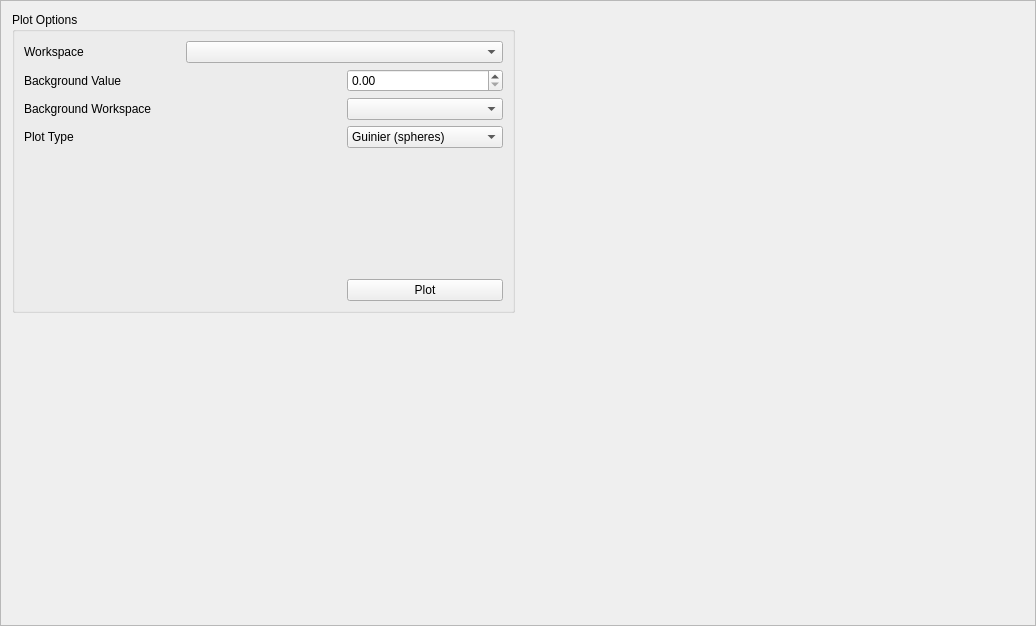
Above: Code/Mantid/MantidQt/CustomInterfaces/inc/MantidQtCustomInterfaces/SANSPlotSpecial.ui from mantidproject/mantid before the change. Below: the same form after it.
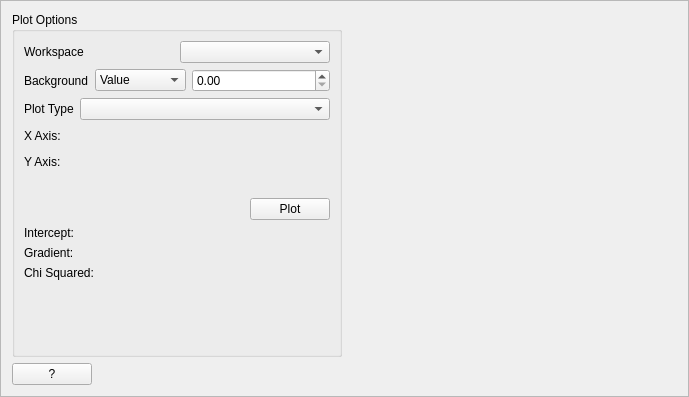
That is the form after the change. Custom widgets are drawn as their Qt base class.

Commit message: refs #2420 - isis sans "display" tab

Patch:
```diff
--- a/Code/Mantid/MantidQt/CustomInterfaces/inc/MantidQtCustomInterfaces/SANSPlotSpecial.ui
+++ b/Code/Mantid/MantidQt/CustomInterfaces/inc/MantidQtCustomInterfaces/SANSPlotSpecial.ui
@@ -5,8 +5,8 @@
    <rect>
     <x>0</x>
     <y>0</y>
-    <width>1036</width>
-    <height>626</height>
+    <width>689</width>
+    <height>397</height>
    </rect>
   </property>
   <property name="windowTitle" >
@@ -18,108 +18,205 @@
   <property name="frameShadow" >
    <enum>QFrame::Raised</enum>
   </property>
-  <layout class="QGridLayout" name="gridLayout_2" >
-   <item row="0" column="0" >
-    <widget class="QGroupBox" name="groupBox" >
+  <layout class="QVBoxLayout" name="verticalLayout" >
+   <item>
+    <layout class="QHBoxLayout" name="horizontalLayout" >
+     <item>
+      <widget class="QGroupBox" name="gbPlotOptions" >
      <property name="title" >
       <string>Plot Options</string>
      </property>
-     <layout class="QGridLayout" name="gridLayout" >
-      <item row="0" column="0" >
-       <widget class="QLabel" name="label" >
+       <layout class="QVBoxLayout" name="verticalLayout_2" >
+        <item>
+         <layout class="QHBoxLayout" name="layoutInput" >
+          <item>
+           <widget class="QLabel" name="lbInput" >
         <property name="text" >
          <string>Workspace</string>
         </property>
        </widget>
       </item>
-      <item row="0" column="1" colspan="2" >
-       <widget class="QComboBox" name="comboBox" />
-      </item>
-      <item row="1" column="0" colspan="2" >
-       <widget class="QLabel" name="label_2" >
+          <item>
+           <widget class="MantidQt::MantidWidgets::WorkspaceSelector" name="wsInput" />
+          </item>
+         </layout>
+        </item>
+        <item>
+         <layout class="QHBoxLayout" name="layoutBackground" >
+          <item>
+           <widget class="QLabel" name="lbBackground" >
         <property name="text" >
-         <string>Background Value</string>
+             <string>Background</string>
         </property>
        </widget>
       </item>
-      <item row="1" column="2" >
-       <widget class="QDoubleSpinBox" name="doubleSpinBox" />
-      </item>
-      <item row="2" column="0" colspan="2" >
-       <widget class="QLabel" name="label_3" >
+          <item>
+           <widget class="QComboBox" name="cbBackground" >
+            <item>
+             <property name="text" >
+              <string>Value</string>
+             </property>
+            </item>
+            <item>
         <property name="text" >
-         <string>Background Workspace</string>
-        </property>
-       </widget>
-      </item>
-      <item row="2" column="2" >
-       <widget class="QComboBox" name="comboBox_2" />
-      </item>
-      <item row="3" column="0" colspan="2" >
+              <string>Workspace</string>
+             </property>
+            </item>
+           </widget>
+          </item>
+          <item>
+           <widget class="QStackedWidget" name="swBackground" >
+            <property name="sizePolicy" >
+             <sizepolicy vsizetype="Maximum" hsizetype="Preferred" >
+              <horstretch>0</horstretch>
+              <verstretch>0</verstretch>
+             </sizepolicy>
+            </property>
+            <property name="currentIndex" >
+             <number>0</number>
+            </property>
+            <widget class="QWidget" name="page" >
+             <property name="sizePolicy" >
+              <sizepolicy vsizetype="Maximum" hsizetype="Preferred" >
+               <horstretch>0</horstretch>
+               <verstretch>0</verstretch>
+              </sizepolicy>
+             </property>
+             <layout class="QVBoxLayout" name="verticalLayout_3" >
+              <property name="spacing" >
+               <number>0</number>
+              </property>
+              <property name="margin" >
+               <number>0</number>
+              </property>
+              <item>
+               <widget class="QDoubleSpinBox" name="dsBackground" />
+              </item>
+             </layout>
+            </widget>
+            <widget class="QWidget" name="page_2" >
+             <property name="sizePolicy" >
+              <sizepolicy vsizetype="Maximum" hsizetype="Preferred" >
+               <horstretch>0</horstretch>
+               <verstretch>0</verstretch>
+              </sizepolicy>
+             </property>
+             <layout class="QVBoxLayout" name="verticalLayout_4" >
+              <property name="spacing" >
+               <number>0</number>
+              </property>
+              <property name="margin" >
+               <number>0</number>
+              </property>
+              <item>
+               <widget class="MantidQt::MantidWidgets::WorkspaceSelector" name="wsBackground" />
+              </item>
+             </layout>
+            </widget>
+           </widget>
+          </item>
+         </layout>
+        </item>
+        <item>
+         <layout class="QHBoxLayout" name="horizontalLayout_3" >
+          <item>
        <widget class="QLabel" name="label_4" >
         <property name="text" >
          <string>Plot Type</string>
         </property>
        </widget>
       </item>
-      <item row="3" column="2" >
-       <widget class="QComboBox" name="comboBox_3" >
         <item>
-         <property name="text" >
-          <string>Guinier (spheres)</string>
-         </property>
-        </item>
-        <item>
-         <property name="text" >
-          <string>Guinier (rods)</string>
-         </property>
+           <widget class="QComboBox" name="cbPlotType" >
+            <property name="sizePolicy" >
+             <sizepolicy vsizetype="Fixed" hsizetype="Expanding" >
+              <horstretch>0</horstretch>
+              <verstretch>0</verstretch>
+             </sizepolicy>
+            </property>
+           </widget>
+          </item>
+         </layout>
         </item>
         <item>
-         <property name="text" >
-          <string>Guinier (sheets)</string>
-         </property>
-        </item>
+         <layout class="QHBoxLayout" name="layoutXAxis" >
+          <property name="spacing" >
+           <number>0</number>
+          </property>
         <item>
-         <property name="text" >
-          <string>Zimm</string>
-         </property>
-        </item>
-        <item>
+           <widget class="QLabel" name="label" >
+            <property name="sizePolicy" >
+             <sizepolicy vsizetype="Preferred" hsizetype="Maximum" >
+              <horstretch>0</horstretch>
+              <verstretch>0</verstretch>
+             </sizepolicy>
+            </property>
          <property name="text" >
-          <string>Kratky</string>
-         </property>
+             <string>X Axis:</string>
+            </property>
+           </widget>
         </item>
         <item>
-         <property name="text" >
-          <string>Debye-Bueche</string>
-         </property>
-        </item>
+           <spacer name="horizontalSpacer_3" >
+            <property name="orientation" >
+             <enum>Qt::Horizontal</enum>
+            </property>
+            <property name="sizeHint" stdset="0" >
+             <size>
+              <width>40</width>
+              <height>20</height>
+             </size>
+            </property>
+           </spacer>
+          </item>
+         </layout>
+        </item>
         <item>
-         <property name="text" >
-          <string>Log-Log</string>
-         </property>
-        </item>
+         <layout class="QHBoxLayout" name="layoutYAxis" >
+          <property name="spacing" >
+           <number>0</number>
+          </property>
         <item>
+           <widget class="QLabel" name="label_2" >
+            <property name="sizePolicy" >
+             <sizepolicy vsizetype="Preferred" hsizetype="Maximum" >
+              <horstretch>0</horstretch>
+              <verstretch>0</verstretch>
+             </sizepolicy>
+            </property>
          <property name="text" >
-          <string>Porod</string>
-         </property>
-        </item>
-       </widget>
-      </item>
-      <item row="4" column="2" >
-       <spacer name="verticalSpacer" >
+             <string>Y Axis:</string>
+            </property>
+           </widget>
+          </item>
+          <item>
+           <spacer name="horizontalSpacer_4" >
         <property name="orientation" >
-         <enum>Qt::Vertical</enum>
+             <enum>Qt::Horizontal</enum>
         </property>
         <property name="sizeHint" stdset="0" >
          <size>
-          <width>20</width>
-          <height>86</height>
+              <width>40</width>
+              <height>20</height>
          </size>
         </property>
        </spacer>
       </item>
-      <item row="5" column="0" colspan="2" >
+         </layout>
+        </item>
+        <item>
+         <widget class="QLabel" name="lbPlotOptionsError" >
+          <property name="styleSheet" >
+           <string notr="true" >color:rgb(255, 0, 0)</string>
+          </property>
+          <property name="text" >
+           <string/>
+          </property>
+         </widget>
+        </item>
+        <item>
+         <layout class="QHBoxLayout" name="horizontalLayout_4" >
+          <item>
        <spacer name="horizontalSpacer" >
         <property name="orientation" >
          <enum>Qt::Horizontal</enum>
@@ -132,31 +229,135 @@
         </property>
        </spacer>
       </item>
-      <item row="5" column="2" >
-       <widget class="QPushButton" name="pushButton" >
+          <item>
+           <widget class="QPushButton" name="pbPlot" >
         <property name="text" >
          <string>Plot</string>
         </property>
        </widget>
       </item>
      </layout>
-    </widget>
-   </item>
-   <item rowspan="2" row="0" column="1" >
-    <widget class="QwtPlot" name="qwtPlot" />
-   </item>
-   <item row="1" column="0" >
-    <spacer name="verticalSpacer_2" >
+        </item>
+        <item>
+         <layout class="QHBoxLayout" name="horizontalLayout_5" >
+          <item>
+           <widget class="QLabel" name="label_5" >
+            <property name="text" >
+             <string>Intercept:</string>
+            </property>
+           </widget>
+          </item>
+          <item>
+           <widget class="QLabel" name="lbInterceptValue" >
+            <property name="styleSheet" >
+             <string notr="true" >color:rgb(0, 0, 255)</string>
+            </property>
+            <property name="text" >
+             <string/>
+            </property>
+           </widget>
+          </item>
+         </layout>
+        </item>
+        <item>
+         <layout class="QHBoxLayout" name="horizontalLayout_6" >
+          <item>
+           <widget class="QLabel" name="label_3" >
+            <property name="text" >
+             <string>Gradient:</string>
+            </property>
+           </widget>
+          </item>
+          <item>
+           <widget class="QLabel" name="lbGradientValue" >
+            <property name="styleSheet" >
+             <string notr="true" >color: rgb(0,0,255)</string>
+            </property>
+            <property name="text" >
+             <string/>
+            </property>
+           </widget>
+          </item>
+         </layout>
+        </item>
+        <item>
+         <layout class="QHBoxLayout" name="horizontalLayout_7" >
+          <item>
+           <widget class="QLabel" name="label_7" >
+            <property name="text" >
+             <string>Chi Squared:</string>
+            </property>
+           </widget>
+          </item>
+          <item>
+           <widget class="QLabel" name="lbChiSqrdValue" >
+            <property name="styleSheet" >
+             <string notr="true" >color: rgb(0,0,255)</string>
+            </property>
+            <property name="text" >
+             <string/>
+            </property>
+           </widget>
+          </item>
+         </layout>
+        </item>
+        <item>
+         <spacer name="verticalSpacer" >
      <property name="orientation" >
       <enum>Qt::Vertical</enum>
      </property>
      <property name="sizeHint" stdset="0" >
       <size>
        <width>20</width>
-       <height>296</height>
+            <height>40</height>
       </size>
      </property>
     </spacer>
+        </item>
+       </layout>
+      </widget>
+     </item>
+     <item>
+      <widget class="QwtPlot" name="plotWindow" >
+       <property name="sizePolicy" >
+        <sizepolicy vsizetype="Expanding" hsizetype="Expanding" >
+         <horstretch>0</horstretch>
+         <verstretch>0</verstretch>
+        </sizepolicy>
+       </property>
+      </widget>
+     </item>
+    </layout>
+   </item>
+   <item>
+    <layout class="QHBoxLayout" name="horizontalLayout_2" >
+     <item>
+      <widget class="QPushButton" name="pbHelp" >
+       <property name="sizePolicy" >
+        <sizepolicy vsizetype="Fixed" hsizetype="Minimum" >
+         <horstretch>0</horstretch>
+         <verstretch>0</verstretch>
+        </sizepolicy>
+       </property>
+       <property name="text" >
+        <string>?</string>
+       </property>
+      </widget>
+     </item>
+     <item>
+      <spacer name="horizontalSpacer_2" >
+       <property name="orientation" >
+        <enum>Qt::Horizontal</enum>
+       </property>
+       <property name="sizeHint" stdset="0" >
+        <size>
+         <width>40</width>
+         <height>20</height>
+        </size>
+       </property>
+      </spacer>
+     </item>
+    </layout>
    </item>
   </layout>
  </widget>
@@ -167,6 +368,11 @@
    <header>qwt_plot.h</header>
    <container>1</container>
   </customwidget>
+  <customwidget>
+   <class>MantidQt::MantidWidgets::WorkspaceSelector</class>
+   <extends>QComboBox</extends>
+   <header>MantidQtMantidWidgets/WorkspaceSelector.h</header>
+  </customwidget>
  </customwidgets>
  <resources/>
  <connections/>
```
Left out of the diff: 2 changed lines with no effect on the pictures. Lines whose indentation alone changed are shown as unchanged. The commit also changes 2 other files.
